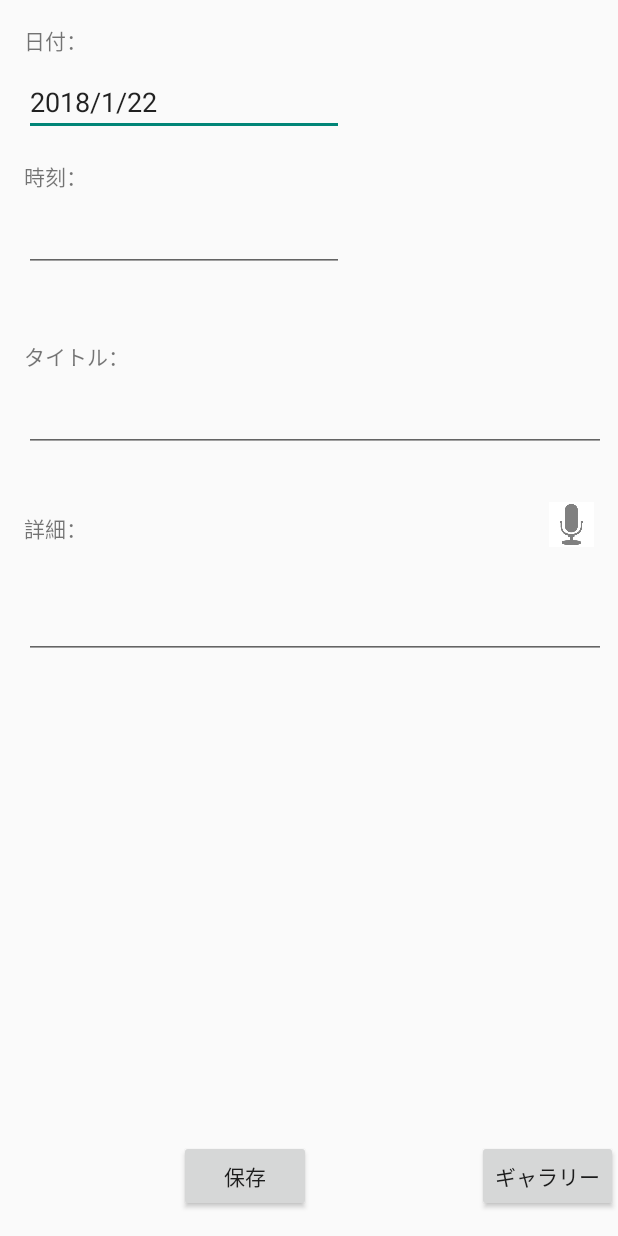
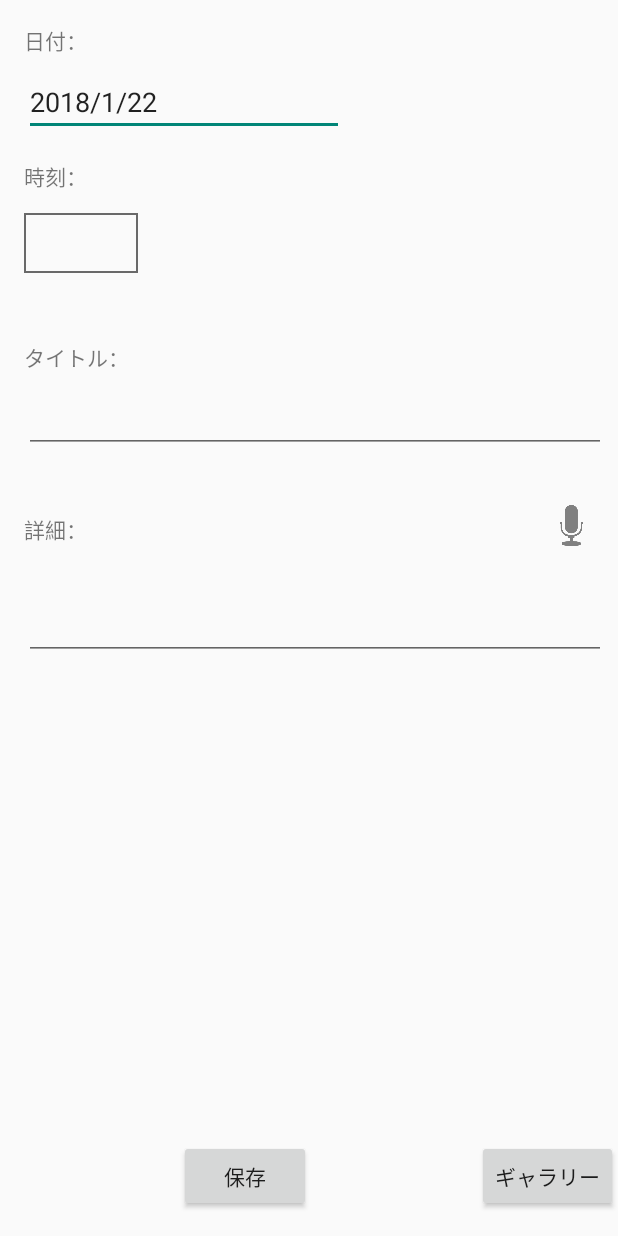
Before and after one commit to Tatsuya-Sugawara/Scheduler, an Android app: the ScheduleEditActivity screen opened directly, with no data from a screen before it, on a phone screen of 412 x 824 dp. Run offline under Robolectric (Android 15) with nearby library versions, the phone set to English and light mode, and no system bars; libraries missing offline, so code that uses them is left out: com.googlecode.tesseract, io.realm; 1 statement that could not run was skipped.

```diff
--- a/MyScheduler/app/src/main/java/com/example/username/myscheduler/ScheduleEditActivity.java
+++ b/MyScheduler/app/src/main/java/com/example/username/myscheduler/ScheduleEditActivity.java
@@ -12,6 +12,7 @@ import android.content.DialogInterface;
 import android.content.Intent;
 import android.graphics.Bitmap;
 import android.graphics.BitmapFactory;
+import android.graphics.Paint;
 import android.net.Uri;
 import android.os.Build;
 import android.os.Bundle;
@@ -25,6 +26,7 @@ import android.widget.Button;
 import android.widget.EditText;
 import android.widget.ImageButton;
 import android.widget.ImageView;
+import android.widget.TextView;
 import android.widget.TimePicker;
 import android.widget.Toast;
 
@@ -72,7 +74,7 @@ public class ScheduleEditActivity extends AppCompatActivity {
 
 
     EditText mDateEdit;
-    EditText mDatetimeEdit;
+    TextView mDatetimeEdit;
     EditText mTitleEdit;
     EditText mDetailEdit;
     Button mDelete;
@@ -91,7 +93,7 @@ public class ScheduleEditActivity extends AppCompatActivity {
         int year = CALENDAR.get(Calendar.YEAR);
         int month = CALENDAR.get(Calendar.MONTH) + 1;
         int day = CALENDAR.get(Calendar.DATE);
-        int hour = CALENDAR.get(Calendar.HOUR_OF_DAY);
+        final int hour = CALENDAR.get(Calendar.HOUR_OF_DAY);
         int minute  =CALENDAR.get(Calendar.MINUTE);
 
 
@@ -99,7 +101,7 @@ public class ScheduleEditActivity extends AppCompatActivity {
 
         mRealm = Realm.getDefaultInstance();
         mDateEdit = (EditText) findViewById(R.id.dateEdit);
-        mDatetimeEdit = (EditText)findViewById(R.id.dateTimeEdit);
+        mDatetimeEdit = (TextView)findViewById(R.id.dateTimeEdit);
         mTitleEdit = (EditText) findViewById(R.id.titleEdit);
         mDetailEdit = (EditText) findViewById(R.id.detailEdit);
         mDelete = (Button) findViewById(R.id.delete);
@@ -115,15 +117,20 @@ public class ScheduleEditActivity extends AppCompatActivity {
         }else{
             sEAyear = String.valueOf(year);
         }
+        final SimpleDateFormat sdf = new SimpleDateFormat(" HH:mm ");
+        final Date workDate = new Date();
+        workDate.setDate(Calendar.DATE);
 
         timePickerDialog = new TimePickerDialog(this,
                 new TimePickerDialog.OnTimeSetListener() {
                     @Override
                     public void onTimeSet(TimePicker view, int hourOfDay, int minute) {
-                        Toast.makeText(ScheduleEditActivity.this,
-                                String.valueOf(hourOfDay) + ":" + String.valueOf(minute),
-                                Toast.LENGTH_SHORT).show();
-                        mDatetimeEdit.setText(String.valueOf(hourOfDay) + ":" + String.valueOf(minute));
+                        workDate.setHours(hourOfDay);
+                        workDate.setMinutes(minute);
+                        String str = sdf.format(workDate);
+//                        mDatetimeEdit.setText(String.valueOf(hourOfDay) + ":" + String.valueOf(minute));
+//                        mDatetimeEdit.setPaintFlags(mDatetimeEdit.getPaintFlags() | Paint.UNDERLINE_TEXT_FLAG);
+                        mDatetimeEdit.setText(str);
                     }
                 }, hour, minute, true);
         mDatetimeEdit.setOnClickListener(
--- /dev/null
+++ b/MyScheduler/app/src/main/res/drawable/frame_style.xml
@@ -0,0 +1,12 @@
+<?xml version="1.0" encoding="utf-8"?>
+<shape xmlns:android="http://schemas.android.com/apk/res/android"
+    android:shape="rectangle">
+
+    <!--<corners android:radius="6dp" />-->
+
+    <!-- 枠線 width:線の幅、color:線の色 -->
+    <stroke
+        android:width="1dp"
+        android:color="#696969"/>
+
+</shape>
--- a/MyScheduler/app/src/main/res/layout/activity_schedule_edit.xml
+++ b/MyScheduler/app/src/main/res/layout/activity_schedule_edit.xml
@@ -38,36 +38,38 @@
         app:layout_constraintLeft_toLeftOf="parent"
         app:layout_constraintTop_toBottomOf="@+id/dateEdit"
         tools:ignore="RtlHardcoded"
-        android:layout_marginStart="16dp"
-        android:clickable="true"/>
+        android:layout_marginStart="16dp"/>
 
     <EditText
         android:id="@+id/dateEdit"
         android:layout_width="wrap_content"
         android:layout_height="wrap_content"
         android:layout_marginLeft="16dp"
+        android:layout_marginStart="16dp"
         android:layout_marginTop="8dp"
         android:ems="10"
+
         android:inputType="date"
-
         app:layout_constraintLeft_toLeftOf="parent"
         app:layout_constraintTop_toBottomOf="@+id/textView"
-        tools:ignore="RtlHardcoded"
-        android:layout_marginStart="16dp" />
+        tools:ignore="RtlHardcoded" />
 
-    <EditText
+    <TextView
         android:id="@+id/dateTimeEdit"
-        android:layout_width="wrap_content"
-        android:layout_height="wrap_content"
+        android:layout_width="76dp"
+        android:layout_height="40dp"
         android:layout_marginLeft="16dp"
-        android:layout_marginTop="8dp"
+        android:layout_marginStart="16dp"
+        android:layout_marginTop="14dp"
+
+        android:background="@drawable/frame_style"
+        android:clickable="true"
         android:ems="10"
         android:inputType="datetime"
-
+        android:textSize="26sp"
         app:layout_constraintLeft_toLeftOf="parent"
         app:layout_constraintTop_toBottomOf="@+id/textView2"
-        tools:ignore="RtlHardcoded"
-        android:layout_marginStart="16dp" />
+        tools:ignore="RtlHardcoded" />
 
     <TextView
         android:id="@+id/textView3"
--- a/MyScheduler/app/src/main/res/values/strings.xml
+++ b/MyScheduler/app/src/main/res/values/strings.xml
@@ -6,4 +6,5 @@
     <string name="detail_text">詳細：</string>
     <string name="save_text">保存</string>
     <string name="delete_text">削除</string>
+
 </resources>
```
Also changed, not shown: MyScheduler/app/src/main/res/drawable/unnamed2.jpg (deleted), MyScheduler/app/src/main/res/drawable/unnamed2.png (added).
